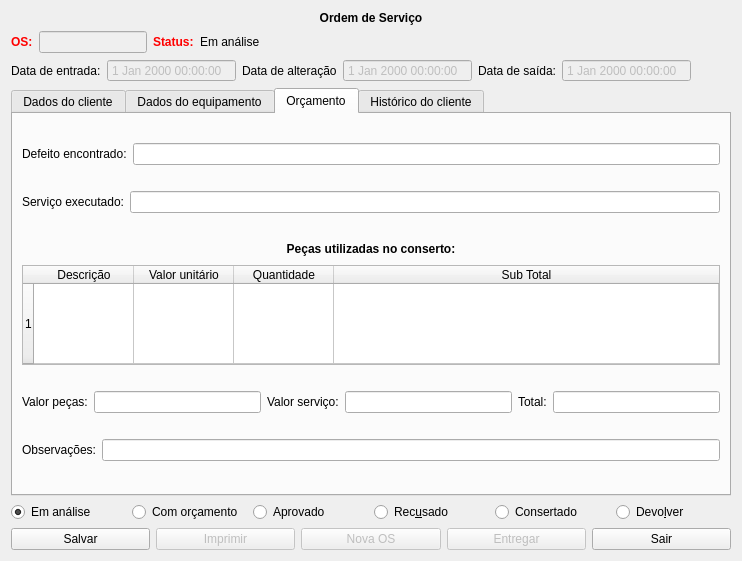
Old version of the form ui_forms/sorder.ui in the repository Henrique-Miranda/erpy.
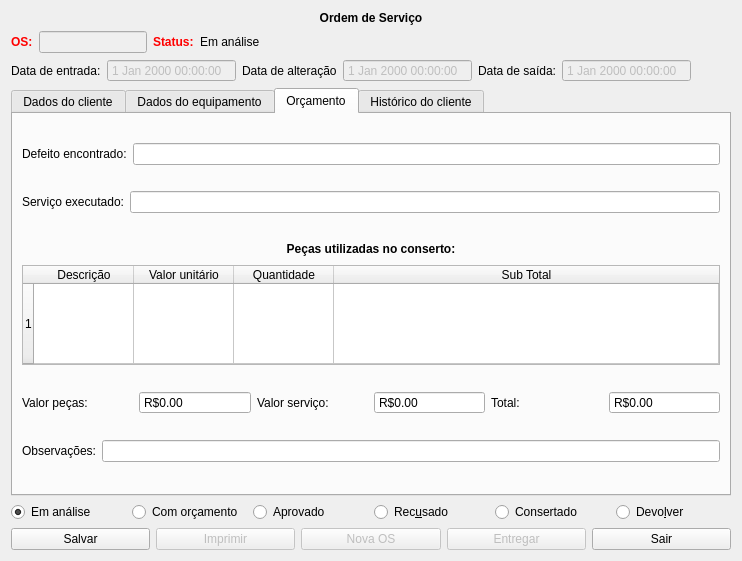
New version of the form. The open tabs and pages were chosen to show the change. Icons and pictures are not drawn.

Commit message: change money values fields to SpinBox widget.

```diff
--- a/ui_forms/sorder.ui
+++ b/ui_forms/sorder.ui
@@ -6,7 +6,7 @@
    <rect>
     <x>0</x>
     <y>0</y>
-    <width>776</width>
+    <width>811</width>
     <height>686</height>
    </rect>
   </property>
@@ -1462,7 +1462,20 @@
           </widget>
          </item>
          <item>
-          <widget class="QLineEdit" name="lePartsValue"/>
+          <widget class="QDoubleSpinBox" name="spPartsValue">
+           <property name="buttonSymbols">
+            <enum>QAbstractSpinBox::NoButtons</enum>
+           </property>
+           <property name="prefix">
+            <string>R$</string>
+           </property>
+           <property name="suffix">
+            <string/>
+           </property>
+           <property name="maximum">
+            <double>10000000000000000146306952306748730309700429878646550592786107871697963642511482159104.000000000000000</double>
+           </property>
+          </widget>
          </item>
          <item>
           <widget class="QLabel" name="lbServiceValue">
@@ -1472,7 +1485,17 @@
           </widget>
          </item>
          <item>
-          <widget class="QLineEdit" name="leServiceValue"/>
+          <widget class="QDoubleSpinBox" name="spServiceValue">
+           <property name="buttonSymbols">
+            <enum>QAbstractSpinBox::NoButtons</enum>
+           </property>
+           <property name="prefix">
+            <string>R$</string>
+           </property>
+           <property name="maximum">
+            <double>100000000000000001463069523067487303097004298786465505927861078716979636425114821591040.000000000000000</double>
+           </property>
+          </widget>
          </item>
          <item>
           <widget class="QLabel" name="lbTotalValue">
@@ -1482,7 +1505,20 @@
           </widget>
          </item>
          <item>
-          <widget class="QLineEdit" name="leTotalValue"/>
+          <widget class="QDoubleSpinBox" name="spTotalValue">
+           <property name="readOnly">
+            <bool>true</bool>
+           </property>
+           <property name="buttonSymbols">
+            <enum>QAbstractSpinBox::NoButtons</enum>
+           </property>
+           <property name="prefix">
+            <string>R$</string>
+           </property>
+           <property name="maximum">
+            <double>1000000000000000015559416129466843024268201396921061433369770580430833781164755703264985389915047447676206280867840.000000000000000</double>
+           </property>
+          </widget>
          </item>
         </layout>
        </item>
```
Left out of the diff: 5 changed lines with no effect on the pictures. The commit also changes 3 other files.
